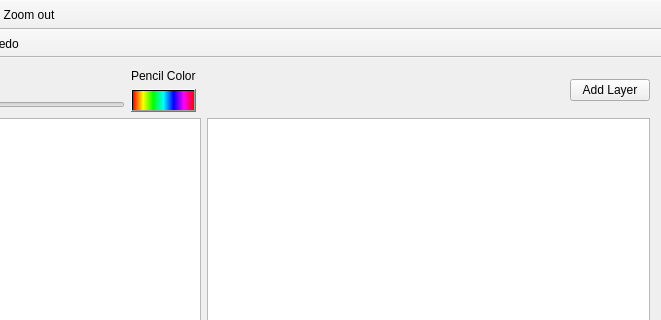
Qt form src/mainwindow.ui (MATF-RS19/RS024-paint) before a commit; both pictures show x 254 to 915 and y 0 to 320 of the 915 by 709 pixel window.
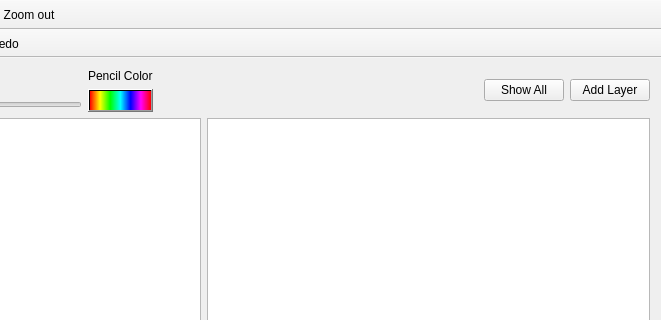
The same form after that commit. Icons and pictures are not drawn.

Diff of the .ui file:
```diff
--- a/src/mainwindow.ui
+++ b/src/mainwindow.ui
@@ -97,6 +97,13 @@
         </property>
        </spacer>
       </item>
+      <item>
+       <widget class="QPushButton" name="pushButton_2">
+        <property name="text">
+         <string>Show All</string>
+        </property>
+       </widget>
+      </item>
       <item>
        <widget class="QPushButton" name="AddLayer">
         <property name="text">
```
